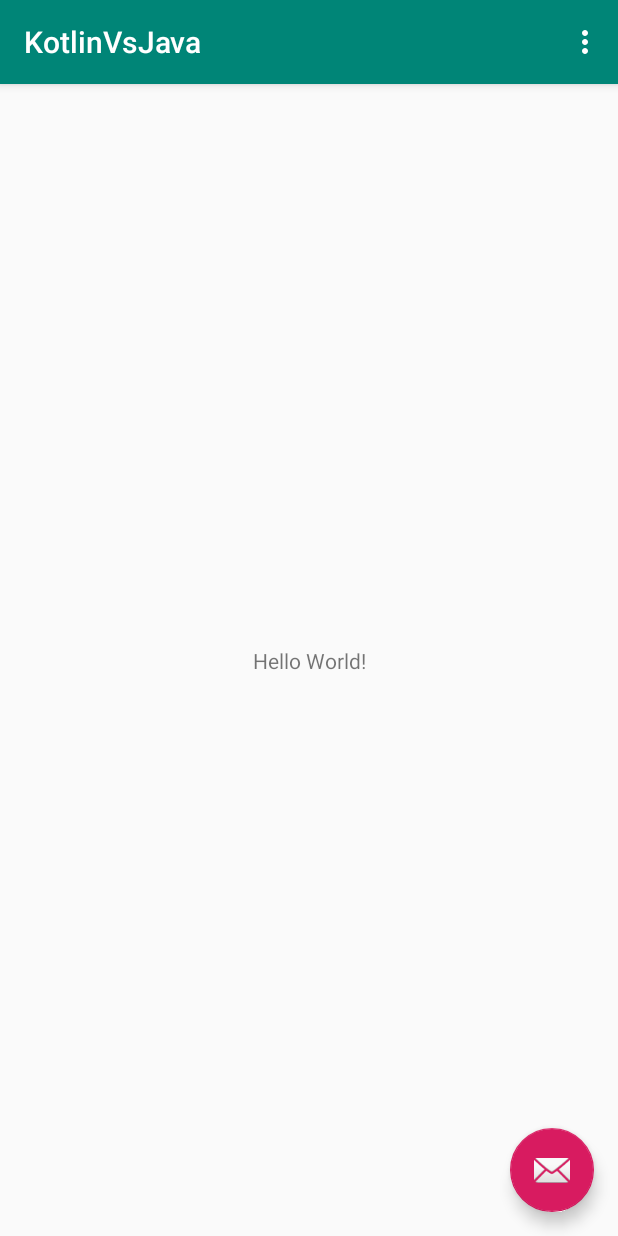
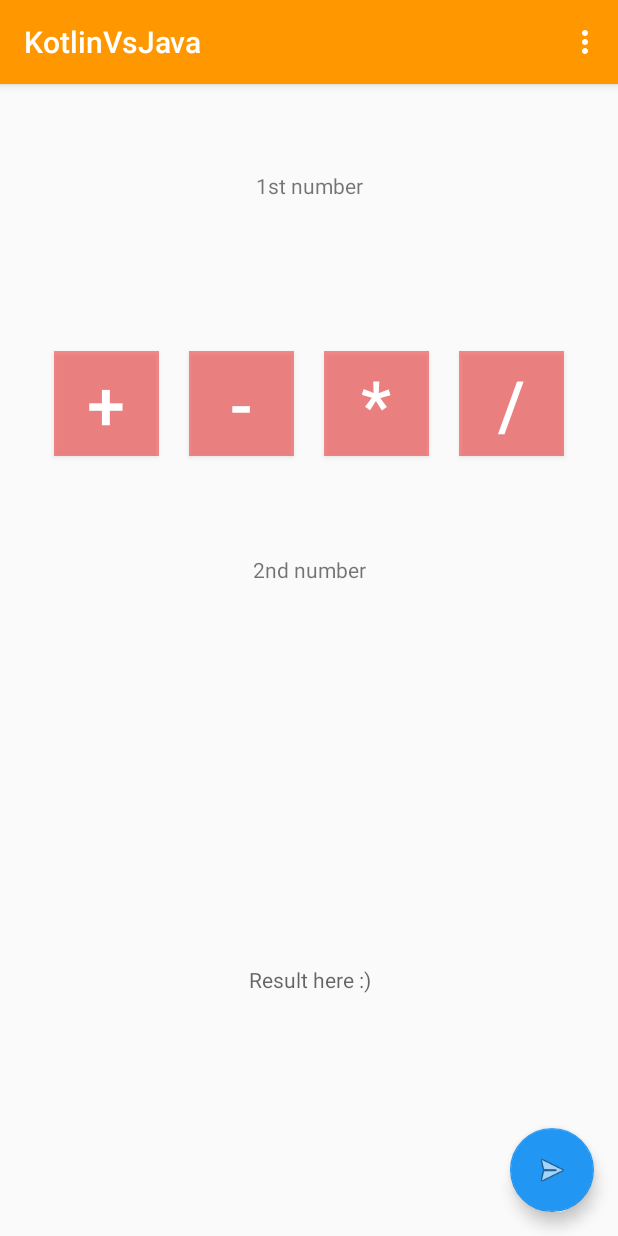
Before and after one commit to fuzzKitty/KotlinVsJava, an Android app: the screen it shows after launch (MainActivity), on a phone screen of 412 x 824 dp. Run offline under Robolectric (Android 15) with nearby library versions, the phone set to English and light mode, and no system bars; libraries missing offline, so code that uses them is left out: com.fuzzkitty.

Commit message:
layouts progress

```diff
--- a/app/src/main/res/layout/activity_main.xml
+++ b/app/src/main/res/layout/activity_main.xml
@@ -1,6 +1,5 @@
 <?xml version="1.0" encoding="utf-8"?>
-<android.support.design.widget.CoordinatorLayout
-        xmlns:android="http://schemas.android.com/apk/res/android"
+<android.support.design.widget.CoordinatorLayout xmlns:android="http://schemas.android.com/apk/res/android"
     xmlns:app="http://schemas.android.com/apk/res-auto"
     xmlns:tools="http://schemas.android.com/tools"
     android:layout_width="match_parent"
@@ -8,8 +7,8 @@
     tools:context=".MainActivity">
 
     <android.support.design.widget.AppBarLayout
+        android:layout_width="match_parent"
         android:layout_height="wrap_content"
-            android:layout_width="match_parent"
         android:theme="@style/AppTheme.AppBarOverlay">
 
         <android.support.v7.widget.Toolbar
@@ -17,11 +16,11 @@
             android:layout_width="match_parent"
             android:layout_height="?attr/actionBarSize"
             android:background="?attr/colorPrimary"
-                app:popupTheme="@style/AppTheme.PopupOverlay"/>
+            app:popupTheme="@style/AppTheme.PopupOverlay" />
 
     </android.support.design.widget.AppBarLayout>
 
-    <include layout="@layout/content_main"/>
+    <include layout="@layout/content_main" />
 
     <android.support.design.widget.FloatingActionButton
         android:id="@+id/fab"
@@ -29,6 +28,7 @@
         android:layout_height="wrap_content"
         android:layout_gravity="bottom|end"
         android:layout_margin="@dimen/fab_margin"
-            app:srcCompat="@android:drawable/ic_dialog_email"/>
+        app:fabSize="auto"
+        app:srcCompat="@android:drawable/ic_menu_send" />
 
 </android.support.design.widget.CoordinatorLayout>
--- a/app/src/main/res/layout/content_main.xml
+++ b/app/src/main/res/layout/content_main.xml
@@ -1,21 +1,127 @@
 <?xml version="1.0" encoding="utf-8"?>
-<android.support.constraint.ConstraintLayout
-        xmlns:android="http://schemas.android.com/apk/res/android"
-        xmlns:tools="http://schemas.android.com/tools"
-        xmlns:app="http://schemas.android.com/apk/res-auto"
+<LinearLayout xmlns:android="http://schemas.android.com/apk/res/android"
+    xmlns:app="http://schemas.android.com/apk/res-auto"
+    xmlns:tools="http://schemas.android.com/tools"
+    android:layout_width="match_parent"
+    android:layout_height="match_parent"
+    android:orientation="vertical"
+    app:layout_behavior="@string/appbar_scrolling_view_behavior"
+    tools:context=".MainActivity"
+    tools:showIn="@layout/activity_main">
+
+    <LinearLayout
         android:layout_width="match_parent"
-        android:layout_height="match_parent"
-        app:layout_behavior="@string/appbar_scrolling_view_behavior"
-        tools:showIn="@layout/activity_main"
-        tools:context=".MainActivity">
+        android:layout_height="0dp"
+        android:layout_weight="2"
+        android:gravity="center"
+        android:orientation="vertical">
 
-    <TextView
-            android:layout_width="wrap_content"
+        <TextView
+            android:id="@+id/first_number_tv"
+            android:layout_width="match_parent"
             android:layout_height="wrap_content"
-            android:text="Hello World!"
+            android:gravity="center"
+            android:text="1st number" />
+
+        <EditText
+            android:id="@+id/first_number_et"
+            android:layout_width="match_parent"
+            android:background="@android:color/transparent"
+            android:layout_height="wrap_content"
+            android:layout_margin="5dp" />
+
+    </LinearLayout>
+
+    <LinearLayout
+        android:layout_width="match_parent"
+        android:layout_height="0dp"
+        android:layout_weight="1"
+        android:gravity="center"
+        android:orientation="horizontal">
+
+        <Button
+            android:id="@+id/plus_btn"
+            android:layout_width="@dimen/operation_button_size"
+            android:layout_height="@dimen/operation_button_size"
+            android:layout_margin="@dimen/operation_button_margin"
+            android:background="@color/inactive_button_colour"
+            android:text="+"
+            android:textColor="@android:color/white"
+            android:textSize="@dimen/operation_button_text_size" />
+
+        <Button
+            android:id="@+id/minus_btn"
+            android:layout_width="@dimen/operation_button_size"
+            android:layout_height="@dimen/operation_button_size"
+            android:layout_margin="@dimen/operation_button_margin"
+            android:background="@color/inactive_button_colour"
+            android:textColor="@android:color/white"
+            android:text="-"
+            android:textSize="@dimen/operation_button_text_size" />
+
+        <Button
+            android:id="@+id/times_btn"
+            android:layout_width="@dimen/operation_button_size"
+            android:layout_height="@dimen/operation_button_size"
+            android:layout_margin="@dimen/operation_button_margin"
+            android:background="@color/inactive_button_colour"
+            android:text="*"
+            android:textColor="@android:color/white"
+            android:textSize="@dimen/operation_button_text_size" />
+
+        <Button
+            android:id="@+id/divided_btn"
+            android:layout_width="@dimen/operation_button_size"
+            android:layout_height="@dimen/operation_button_size"
+            android:layout_margin="@dimen/operation_button_margin"
+            android:background="@color/inactive_button_colour"
+            android:text="/"
+            android:textColor="@android:color/white"
+            android:textSize="@dimen/operation_button_text_size" />
+
+    </LinearLayout>
+
+    <LinearLayout
+        android:layout_width="match_parent"
+        android:layout_height="0dp"
+        android:layout_weight="2"
+        android:gravity="center"
+        android:orientation="vertical">
+
+        <TextView
+            android:id="@+id/second_number_tv"
+            android:layout_width="match_parent"
+            android:layout_height="wrap_content"
+            android:gravity="center"
+            android:text="2nd number" />
+
+        <EditText
+            android:id="@+id/second_number_et"
+            android:layout_width="match_parent"
+            android:background="@android:color/transparent"
+            android:layout_height="wrap_content"
+            android:layout_margin="5dp" />
+
+    </LinearLayout>
+
+    <LinearLayout
+        android:layout_width="match_parent"
+        android:layout_height="0dp"
+        android:layout_weight="4"
+        android:gravity="center">
+
+        <TextView
+            android:id="@+id/result_tv"
+            android:layout_width="match_parent"
+            android:gravity="center"
+            android:layout_height="wrap_content"
+            android:hint="Result here :)"
             app:layout_constraintBottom_toBottomOf="parent"
             app:layout_constraintLeft_toLeftOf="parent"
             app:layout_constraintRight_toRightOf="parent"
-            app:layout_constraintTop_toTopOf="parent"/>
+            app:layout_constraintTop_toTopOf="parent" />
 
-</android.support.constraint.ConstraintLayout>
+    </LinearLayout>
+
+
+</LinearLayout>
--- a/app/src/main/res/values/colors.xml
+++ b/app/src/main/res/values/colors.xml
@@ -1,6 +1,14 @@
 <?xml version="1.0" encoding="utf-8"?>
 <resources>
-    <color name="colorPrimary">#008577</color>
-    <color name="colorPrimaryDark">#00574B</color>
-    <color name="colorAccent">#D81B60</color>
+    <color name="colorPrimary">#FF9800</color>
+    <color name="colorPrimaryDark">#FF5722</color>
+    <color name="colorAccent">#2196F3</color>
+
+    <color name="active_button_colour">#806AF321</color>
+    <color name="inactive_button_colour">#80F32121</color>
+    <color name="button_text_colour_plus">#E91E63</color>
+    <color name="button_text_colour_minus">#4CAF50</color>
+    <color name="button_text_colour_times">#3F51B5</color>
+    <color name="button_text_colour_divided">#FFC107</color>
+
 </resources>
--- a/app/src/main/res/values/dimens.xml
+++ b/app/src/main/res/values/dimens.xml
@@ -1,3 +1,7 @@
 <resources>
     <dimen name="fab_margin">16dp</dimen>
+
+    <dimen name="operation_button_size">70dp</dimen>
+    <dimen name="operation_button_margin">10dp</dimen>
+    <dimen name="operation_button_text_size">45dp</dimen>
 </resources>
```
Lines whose indentation alone changed are shown as unchanged.
